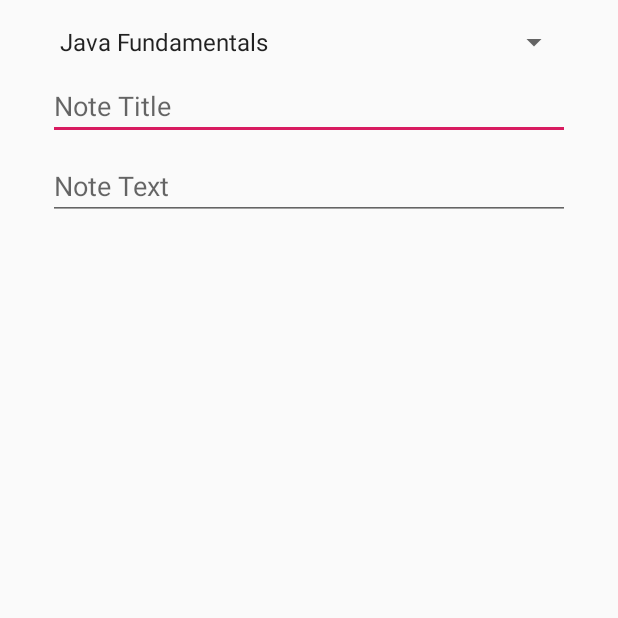
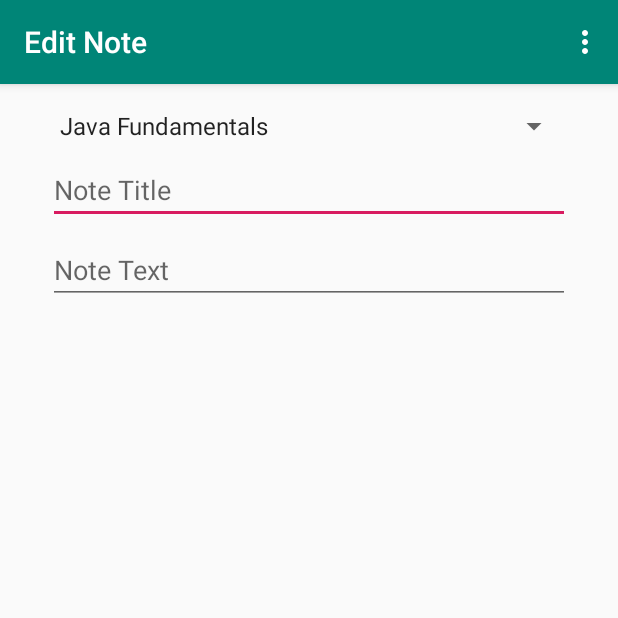
Before and after one commit to raffacabofrio/missao-kotlin, an Android app: the MainActivity screen opened directly, with no data from a screen before it, on a phone screen of 412 x 824 dp, the top half of it. Run offline under Robolectric (Android 15) with nearby library versions, the phone set to English and light mode, and no system bars.

Commit message:
Add menu na tela de editar nota.

```diff
--- a/missaokotlinproject/app/src/main/java/br/com/sharebook/missao_kotlin_project/MainActivity.kt
+++ b/missaokotlinproject/app/src/main/java/br/com/sharebook/missao_kotlin_project/MainActivity.kt
@@ -10,6 +10,7 @@ import android.view.Menu
 import android.view.MenuItem
 import android.widget.ArrayAdapter
 import android.widget.TextView
+import kotlinx.android.synthetic.main.activity_main.*
 import kotlinx.android.synthetic.main.content_main.*
 
 class MainActivity : AppCompatActivity() {
@@ -19,7 +20,7 @@ class MainActivity : AppCompatActivity() {
     override fun onCreate(savedInstanceState: Bundle?) {
         super.onCreate(savedInstanceState)
         setContentView(R.layout.activity_main)
-
+        setSupportActionBar(toolbar)
 
         val adapterCourses = ArrayAdapter<CourseInfo>( this,
                 android.R.layout.simple_spinner_item,
--- a/missaokotlinproject/app/src/main/res/layout/activity_main.xml
+++ b/missaokotlinproject/app/src/main/res/layout/activity_main.xml
@@ -1,12 +1,25 @@
 <?xml version="1.0" encoding="utf-8"?>
-<android.support.constraint.ConstraintLayout xmlns:android="http://schemas.android.com/apk/res/android"
+<android.support.design.widget.CoordinatorLayout xmlns:android="http://schemas.android.com/apk/res/android"
     xmlns:app="http://schemas.android.com/apk/res-auto"
     xmlns:tools="http://schemas.android.com/tools"
-    android:id="@+id/coordinatorLayout"
     android:layout_width="match_parent"
     android:layout_height="match_parent"
-    tools:context=".CounterActivity">
+    tools:context=".MainActivity">
+
+    <android.support.design.widget.AppBarLayout
+        android:layout_width="match_parent"
+        android:layout_height="wrap_content"
+        android:theme="@style/AppTheme.AppBarOverlay">
+
+        <android.support.v7.widget.Toolbar
+            android:id="@+id/toolbar"
+            android:layout_width="match_parent"
+            android:layout_height="?attr/actionBarSize"
+            android:background="?attr/colorPrimary"
+            app:popupTheme="@style/AppTheme.PopupOverlay" />
+
+    </android.support.design.widget.AppBarLayout>
 
     <include layout="@layout/content_main" />
 
-</android.support.constraint.ConstraintLayout>
+</android.support.design.widget.CoordinatorLayout>
--- a/missaokotlinproject/app/src/main/res/menu/menu_main.xml
+++ b/missaokotlinproject/app/src/main/res/menu/menu_main.xml
@@ -3,8 +3,12 @@
     xmlns:tools="http://schemas.android.com/tools"
     tools:context="br.com.sharebook.missao_kotlin_project.MainActivity">
     <item
+        android:id="@+id/action_next"
+        android:orderInCategory="100"
+        android:title="Next" />
+    <item
         android:id="@+id/action_settings"
-        android:orderInCategory="100"
+        android:orderInCategory="101"
         android:title="@string/action_settings"
         app:showAsAction="never" />
 </menu>
--- a/missaokotlinproject/app/src/main/res/values/strings.xml
+++ b/missaokotlinproject/app/src/main/res/values/strings.xml
@@ -3,4 +3,5 @@
     <string name="action_settings">Settings</string>
     <string name="title_activity_counter">CounterActivity</string>
     <string name="title_activity_note_list">NoteListActivity</string>
+    <string name="title_activity_teste">teste</string>
 </resources>
```
Also changed, not shown: missaokotlinproject/app/src/main/AndroidManifest.xml (+2 -6 lines).
